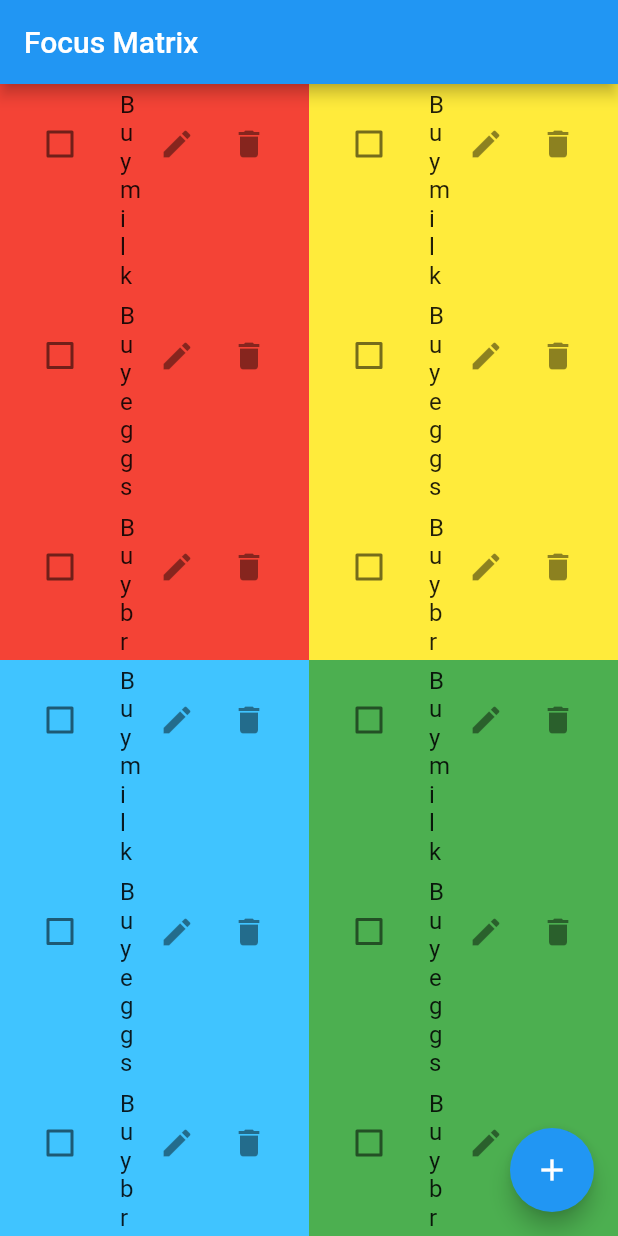
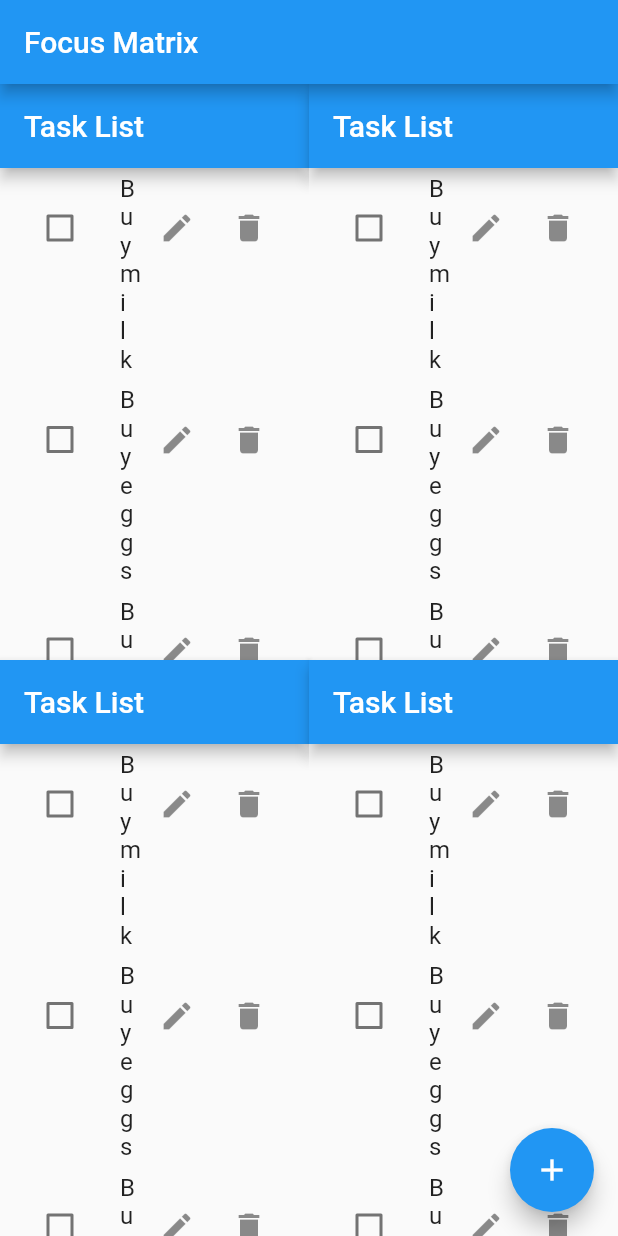
Before and after one commit to stong1994/best_todo, a Flutter app: the screen it shows after launch, on a phone screen of 412 x 824 dp. Run offline on Flutter 3.47's test engine with Material 2 defaults, Android fonts, the phone set to English and light mode, and no system bars.

```diff
--- a/lib/focus_matrix.dart
+++ b/lib/focus_matrix.dart
@@ -155,11 +155,71 @@ class _TaskListState extends State<TaskList> {
   }
 
   @override
+//   Widget build(BuildContext context) {
+//     return ListView.builder(
+//       itemCount: tasks.length,
+//       itemBuilder: (context, index) {
+//         final task = tasks[index];
+//         return CustomTaskCard(
+//           // key: Key(task.id),
+//           task: task,
+//           toggleCheckbox: (bool? checkboxState) {
+//             setState(() {
+//               task.toggleDone();
+//             });
+//           },
+//           // deleteTask: () {
+//           //   setState(() {
+//           //     taskData.deleteTask(task);
+//           //   });
+//           // },
+//           // editTask: () {
+//           //   _editTask(context, task);
+//           // },
+//           onTap: () {
+//             Navigator.push(
+//               context,
+//               MaterialPageRoute(
+//                   builder: (context) => TaskScreen(
+//                         task: task,
+//                         isEditing: false,
+//                       )),
+//             );
+//           },
+//         );
+
+//         // return CustomTaskCard(
+//         //   task: task,
+//         //   onCheckboxToggle: (value) {
+//         //     setState(() {
+//         //       task.isCompleted = value;
+//         //       context.read<TaskData>().updateTask(task);
+//         //     });
+//         //   },
+//         //   onTap: () {
+//         //     Navigator.push(
+//         //       context,
+//         //       MaterialPageRoute(builder: (context) => TaskScreen(task: task)),
+//         //     );
+//         //   },
+//         // );
+//       },
+//     );
+//   }
+// }
+
 Widget build(BuildContext context) {
+    return Scaffold(
+      appBar: AppBar(title: Text("Task List")),
+      body: Column(
+        children: [
+          Expanded(
+            child: Consumer<TaskData>(
+              builder: (context, taskData, child){
                 return ListView.builder(
-      itemCount: tasks.length,
+                  itemCount: taskData.taskCount,
                   itemBuilder: (context, index) {
-        final task = tasks[index];
+                    final task = taskData.tasks[index];
                     return CustomTaskCard(
                       // key: Key(task.id),
                       task: task,
@@ -168,14 +228,6 @@ class _TaskListState extends State<TaskList> {
                           task.toggleDone();
                         });
                       },
-          // deleteTask: () {
-          //   setState(() {
-          //     taskData.deleteTask(task);
-          //   });
-          // },
-          // editTask: () {
-          //   _editTask(context, task);
-          // },
                       onTap: () {
                         Navigator.push(
                           context,
@@ -187,23 +239,13 @@ class _TaskListState extends State<TaskList> {
                         );
                       },
                     );
-
-        // return CustomTaskCard(
-        //   task: task,
-        //   onCheckboxToggle: (value) {
-        //     setState(() {
-        //       task.isCompleted = value;
-        //       context.read<TaskData>().updateTask(task);
-        //     });
-        //   },
-        //   onTap: () {
-        //     Navigator.push(
-        //       context,
-        //       MaterialPageRoute(builder: (context) => TaskScreen(task: task)),
-        //     );
-        //   },
-        // );
                   },
                 );
               }
+            )
+          )
+        ]
+      ),
+    );
   }
+}
--- a/lib/task_data.dart
+++ b/lib/task_data.dart
@@ -31,4 +31,5 @@ class TaskData extends ChangeNotifier {
     _tasks.remove(task);
     notifyListeners();
   }
+
 }
```
Also changed, not shown: lib/task.dart (+8 -0 lines), 1 other file. Lines whose indentation alone changed are shown as unchanged.
